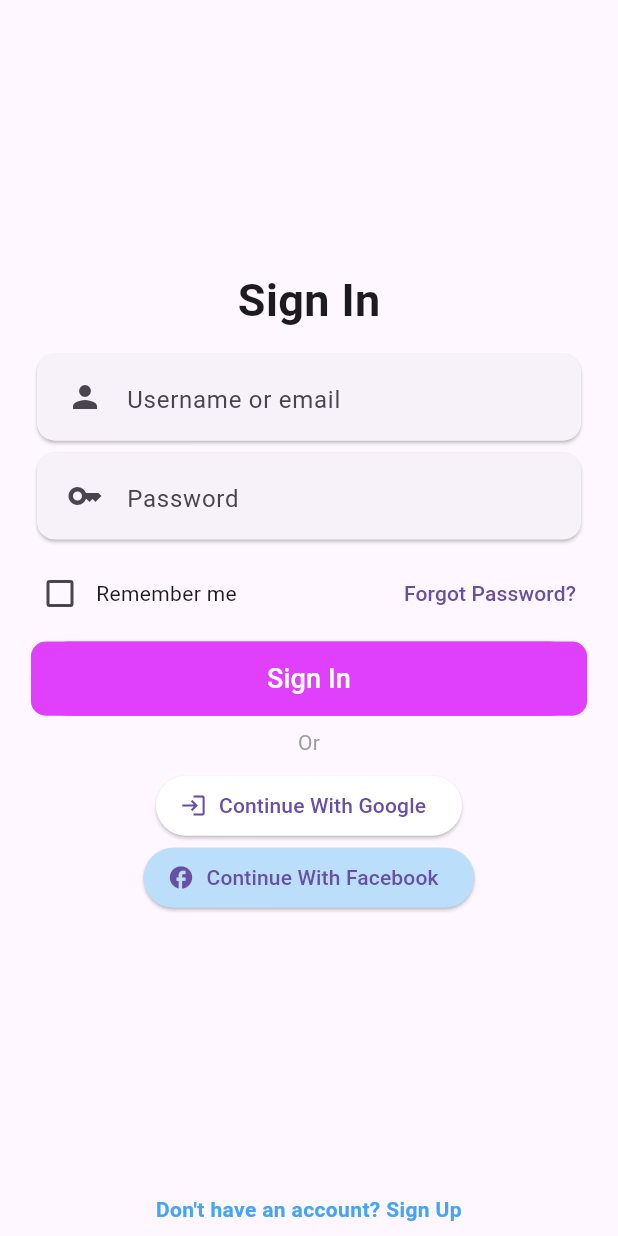
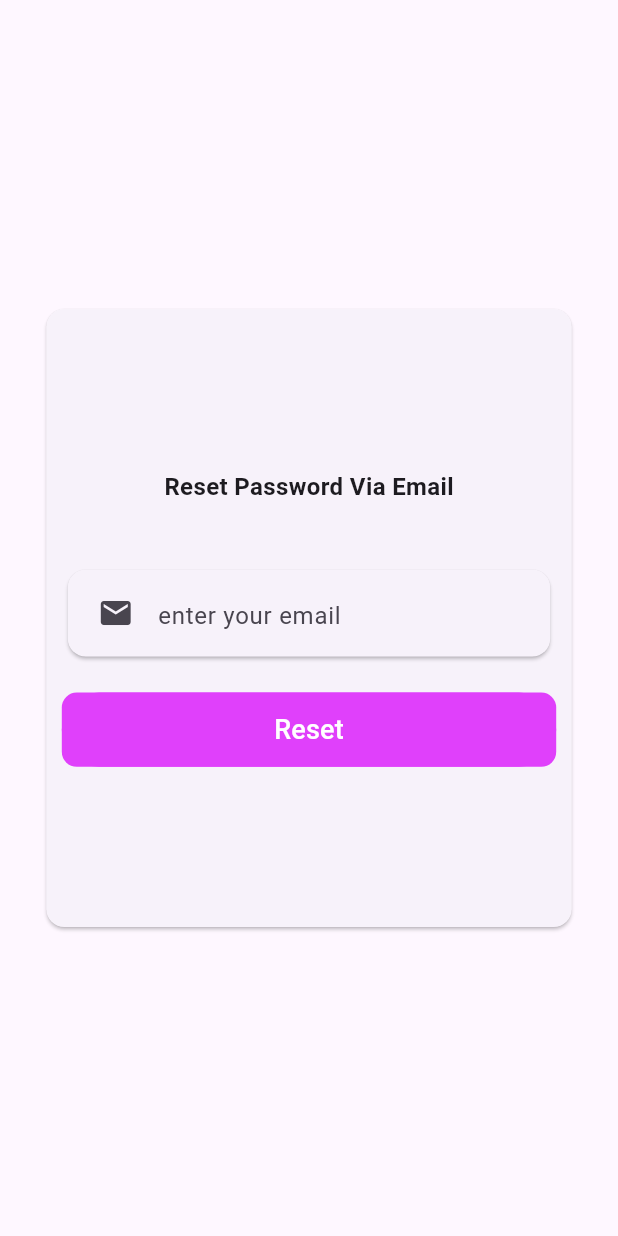
Before and after one commit to mrabdulla3/User-Authentication-App, a Flutter app: the screen it shows after launch, after a tap on "Forgot Password?", on a phone screen of 412 x 824 dp. Run offline on Flutter 3.47's test engine with Material 3 defaults, Android fonts, the phone set to English and light mode, and no system bars; our stand-ins replace firebase_auth, firebase_core, google_fonts, google_sign_in; missing offline and left inert: flutter_facebook_auth; accounts and stored records are empty.

Commit message:
files updated

```diff
--- /dev/null
+++ b/lib/forgotPassword.dart
@@ -0,0 +1,113 @@
+import 'package:firebase_auth/firebase_auth.dart';
+import 'package:flutter/cupertino.dart';
+import 'package:flutter/material.dart';
+
+class ForgotPassword extends StatefulWidget {
+  @override
+  State<ForgotPassword> createState() => _ForgotPasswordState();
+}
+
+class _ForgotPasswordState extends State<ForgotPassword> {
+  TextEditingController mailController = new TextEditingController();
+
+  resetPassword() async {
+    if (mailController.text.isEmpty) {
+      ScaffoldMessenger.of(context).showSnackBar(SnackBar(
+        content: Text(
+          "Please enter your email",
+          style: TextStyle(fontSize: 18.0),
+        ),
+      ));
+      return;
+    }
+    try {
+      await FirebaseAuth.instance
+          .sendPasswordResetEmail(email: mailController.text);
+      ScaffoldMessenger.of(context).showSnackBar(SnackBar(
+        content: Text(
+          "Password Reset Email Sent",
+          style: TextStyle(fontSize: 20.0),
+        ),
+      ));
+    } on FirebaseAuthException catch (e) {
+      ScaffoldMessenger.of(context).showSnackBar(SnackBar(
+        backgroundColor: Colors.red,
+        content: Text(
+          e.message ?? "An error occurred",
+          style: TextStyle(fontSize: 18.0),
+        ),
+      ));
+    }
+  }
+
+  @override
+  Widget build(BuildContext context) {
+    double screenHeight = MediaQuery.of(context).size.height;
+    double screenWidth = MediaQuery.of(context).size.width;
+    return Scaffold(
+      body: Center(
+        child: Card(
+          child: Container(
+            height: screenHeight * 0.5,
+            width: screenWidth * 0.85,
+            child: Column(
+              mainAxisAlignment: MainAxisAlignment.center,
+              children: [
+                Text(
+                  'Reset Password Via Email',
+                  style: TextStyle(fontSize: 16, fontWeight: FontWeight.w600),
+                ),
+                SizedBox(
+                  height: 40,
+                ),
+                Container(
+                  width: screenWidth * 0.8,
+                  height: screenHeight * 0.08,
+                  child: Card(
+                    child: Padding(
+                      padding: const EdgeInsets.all(8.0),
+                      child: TextFormField(
+                        validator: (value) {
+                          if (value == null || value.isEmpty) {
+                            return 'Please enter the email';
+                          }
+                          return null;
+                        },
+                        controller: mailController,
+                        decoration: InputDecoration(
+                            hintText: 'enter your email',
+                            border: InputBorder.none,
+                            prefixIcon: Icon(Icons.email)),
+                      ),
+                    ),
+                  ),
+                ),
+                SizedBox(
+                  height: 20,
+                ),
+                Container(
+                  width: screenWidth * 0.8,
+                  height: screenHeight * 0.06,
+                  decoration: BoxDecoration(
+                      color: Colors.purpleAccent,
+                      borderRadius: BorderRadius.circular(10)),
+                  child: TextButton(
+                    style: ElevatedButton.styleFrom(
+                        backgroundColor: Colors.purpleAccent),
+                    onPressed: () {
+                      resetPassword();
+                    },
+                    child: Text(
+                      'Reset',
+                      style: TextStyle(fontSize: 18, color: Colors.white),
+                    ),
+                  ),
+                )
+              ],
+            ),
+          ),
+        ),
+      ),
+    );
+  }
+}
--- a/pubspec.yaml
+++ b/pubspec.yaml
@@ -32,6 +32,9 @@ dependencies:
     sdk: flutter
   firebase_core: ^3.1.1
   firebase_auth: ^5.1.1
+  flutter_facebook_auth: ^7.0.1
+  google_sign_in: ^6.2.1
+  google_fonts: ^6.2.1
 
 
   # The following adds the Cupertino Icons font to your application.
```
Also changed, not shown: lib/signin_page.dart (+68 -12 lines), lib/signup_page.dart (+20 -3 lines), pubspec.lock, 5 other files.
